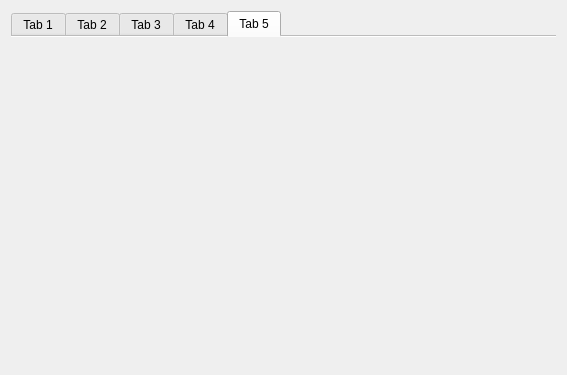
The window that Raspberry/Aiot/mainwidget.ui (KimMS-99/Qt) describes before a commit, drawn with Qt 5.
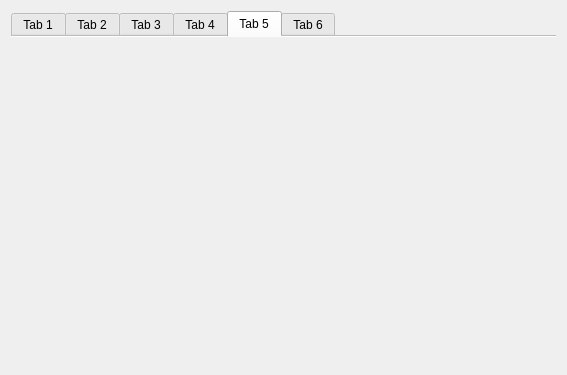
The same window after the commit. The open tabs and pages were chosen to show the change.

Patch:
```diff
--- a/Raspberry/Aiot/mainwidget.ui
+++ b/Raspberry/Aiot/mainwidget.ui
@@ -53,6 +53,11 @@
        <string>Tab 5</string>
       </attribute>
      </widget>
+     <widget class="QWidget" name="pTab6">
+      <attribute name="title">
+       <string>Tab 6</string>
+      </attribute>
+     </widget>
     </widget>
    </item>
   </layout>
```
Left out of the diff: 2 changed lines with no effect on the pictures.
